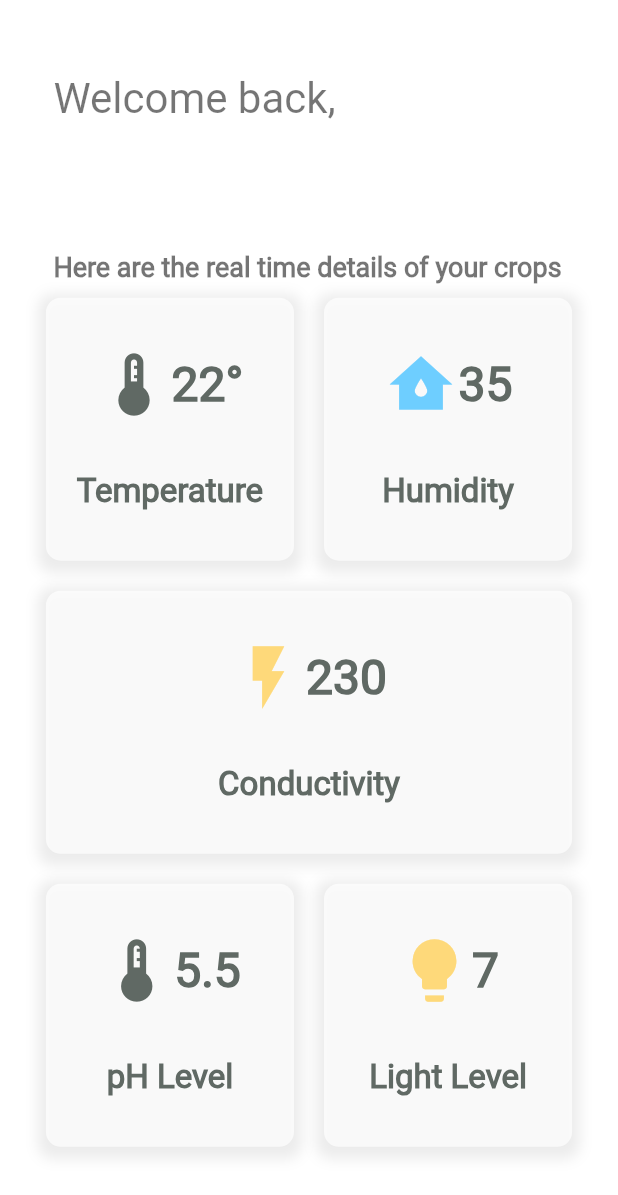
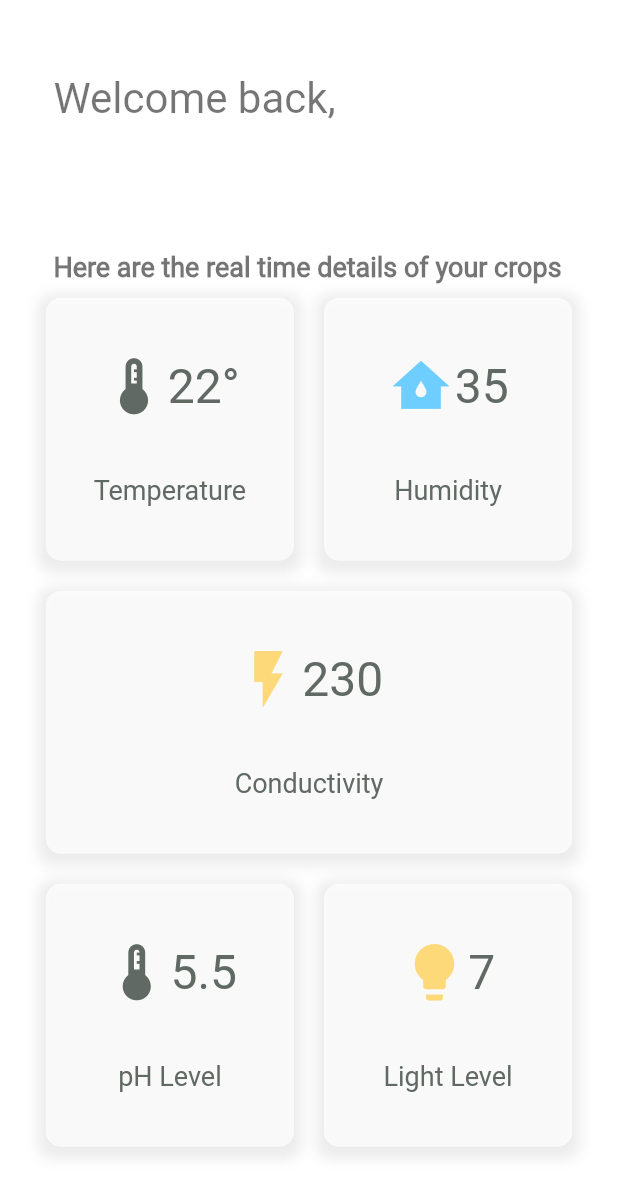
Before and after one commit to sleepypower/Cultivo-hidroponico, a Flutter app: the Home screen opened by its route, on a phone screen of 412 x 824 dp. Shown: the top 1195 px of the screen. Run offline on Flutter 3.47's test engine with Material 2 defaults, Android fonts, the light colour scheme and no system bars; our stand-ins replace flutter_secure_storage, get, google_fonts, sqflite; accounts and stored records are empty.

Commit message:
changed font size and weight

```diff
--- a/cultivo_hidroponico/lib/Screens/home.dart
+++ b/cultivo_hidroponico/lib/Screens/home.dart
@@ -179,13 +179,13 @@ class indicatorItem extends StatelessWidget {
                     Icon(
                       icon_data,
                       color: iconColor,
-                      size: 50,
+                      size: 45,
                     ),
                     Text(
                       "$indicatorValue",
                       style: GoogleFonts.roboto(
                           fontSize: 32,
-                          fontWeight: FontWeight.bold,
+                          fontWeight: FontWeight.w400,
                           color: color),
                     )
                   ],
@@ -193,7 +193,7 @@ class indicatorItem extends StatelessWidget {
                 Text(
                   "${this.indicatorName}",
                   style: GoogleFonts.roboto(
-                      fontSize: 22, fontWeight: FontWeight.bold, color: color),
+                      fontSize: 18, fontWeight: FontWeight.normal, color: color),
                 )
               ],
             )
```
